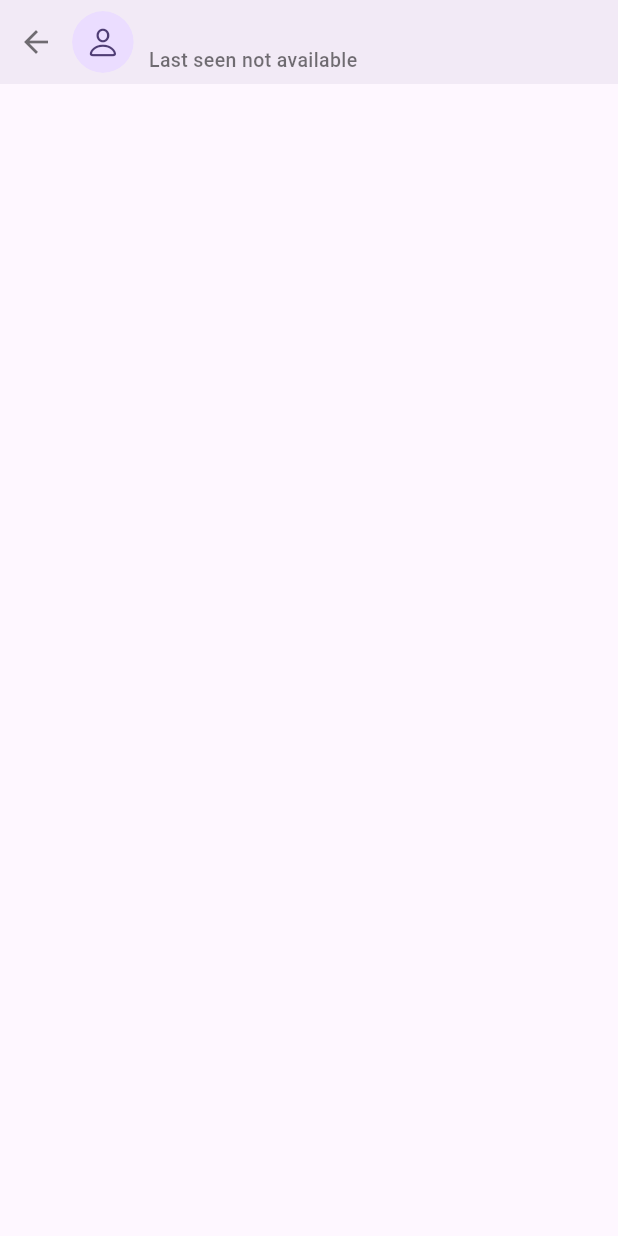
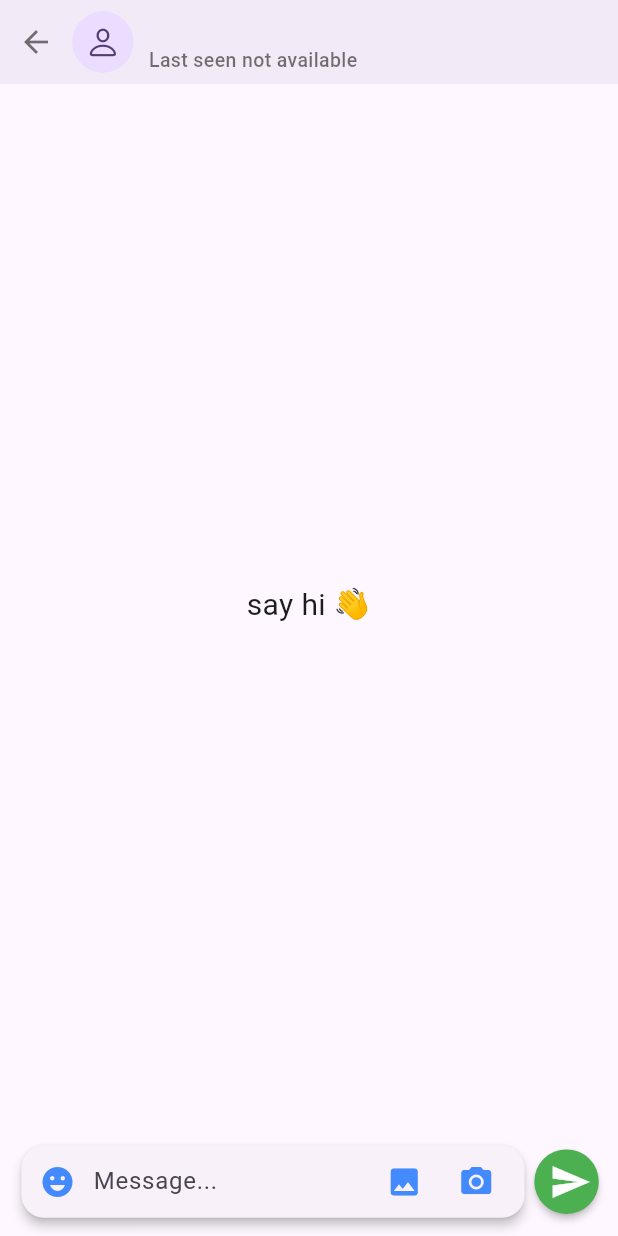
Before and after one commit to Manishs2261/ChatApp, a Flutter app: the ChatScreen screen opened directly with empty values, on a phone screen of 412 x 824 dp. Run offline on Flutter 3.47's test engine with Material 2 defaults, Android fonts, the phone set to English and light mode, and no system bars; drawn by our look-alikes of cached_network_image; our stand-ins replace cloud_firestore, firebase_auth, firebase_core, firebase_storage, get, google_sign_in and 1 more; accounts and stored records are empty; generated files the repository leaves out were written again; network calls fail.

Commit message:
create chat class

```diff
--- a/lib/src/view/ChatScreen/chat_Screen.dart
+++ b/lib/src/view/ChatScreen/chat_Screen.dart
@@ -26,10 +26,109 @@ class _ChatScreenState extends State<ChatScreen> {
           automaticallyImplyLeading: false,
           flexibleSpace: _appBar() ,
         ),
+        body:  Column(
+          children: [
+
+            Expanded(
+              child: StreamBuilder(
+               stream:  null,
+                builder: (context, snapshot) {
+
+                  switch(snapshot.connectionState){
+                  // if dats is loading
+                    case ConnectionState.waiting:
+                    case ConnectionState.none:
+                      //return Center(child: CircularProgressIndicator(),);
+                  // if some or all data is  loaded then show
+                    case ConnectionState.active:
+                    case ConnectionState.done:
+                      //
+                      // final data  = snapshot.data?.docs;
+                      // _list = data?.map((e) => ChatModel.fromJson(e.data())).toList() ?? [];
+
+                  final _list = [];
+                      if(_list.isNotEmpty)
+                      {
+                        return ListView.builder(
+                            itemCount: _list.length,
+                            padding: EdgeInsets.only(top: mq.height * .01),
+                            physics: BouncingScrollPhysics(),
+                            itemBuilder: (context,index){
+                              // print("mansih ${list[index].image}");
+
+                              return Text("Massage: ${_list[index]}");
+
+
+                            });
+                      }else
+                      {
+                        return Center(child: Text("say hi 👋",style: TextStyle(fontSize: 20),),);
+                      }
+
+                  }
+
+
+
+                },
+              ),
+            ),
+
+            // bottom type field code
+            Padding(
+              padding:  EdgeInsets.symmetric(vertical: mq.height * .01,horizontal: mq.width * .025),
+              child: Row(
+                children: [
+
+
+                  Expanded(
+                    child: Card(
+                      elevation: 3,
+                      shape: RoundedRectangleBorder(borderRadius: BorderRadius.circular(15)),
+                      child: Row(
+                        children: [
+                          // emoji button
+                          IconButton(onPressed: (){},
+                              icon: Icon(Icons.emoji_emotions,color: Colors.blueAccent,)),
+
+                          Expanded(child: TextField(
+                            keyboardType: TextInputType.multiline,
+                            maxLines: null,
+                            decoration: InputDecoration(
+                              hintText: 'Message...',
+                              helperStyle: TextStyle(color: Colors.blueAccent),
+                              border: InputBorder.none
+                            ),
+                          )),
+
+                          // pick image from gallery button
+                          IconButton(onPressed: (){},
+                              icon: Icon(Icons.photo,color: Colors.blueAccent,)),
+
+                          // take image from camera button
+                          IconButton(onPressed: (){},
+                              icon: Icon(Icons.camera_alt,color: Colors.blueAccent,)),
+                          SizedBox(width: mq.width * .02,),
+                        ],
+                      ),
+                    ),
+                  ),
+                  MaterialButton(onPressed: (){},
+                    minWidth: 0,
+                  padding: EdgeInsets.only(top: 10,bottom: 10,right: 5,left: 10),
+                  shape: CircleBorder(),
+                  color: Colors.green,
+                  child: Icon(Icons.send,color: Colors.white,size: 28,),)
+                ],
+              ),
+            )
+          ],
+        ),
       ),
+
     );
   }
 
+  //App bar widget
   Widget _appBar(){
     return InkWell(
       onTap: (){},
@@ -76,4 +175,7 @@ class _ChatScreenState extends State<ChatScreen> {
       ),
     );
   }
+
+  // bottom chat input field
+
 }
```
